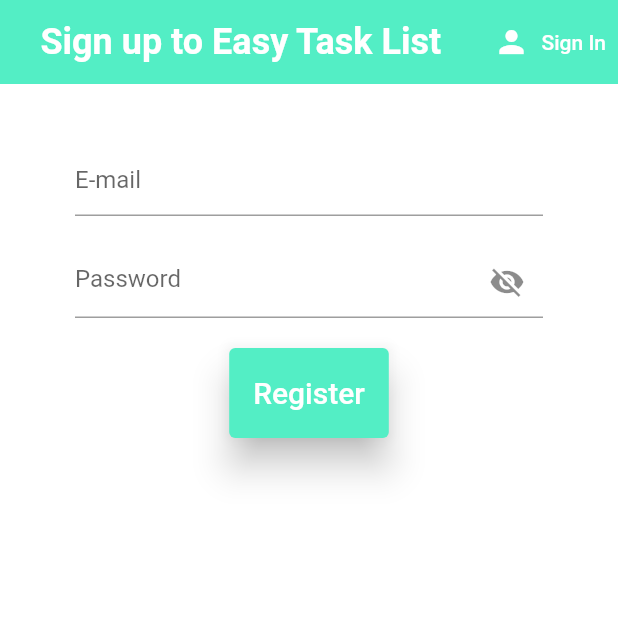
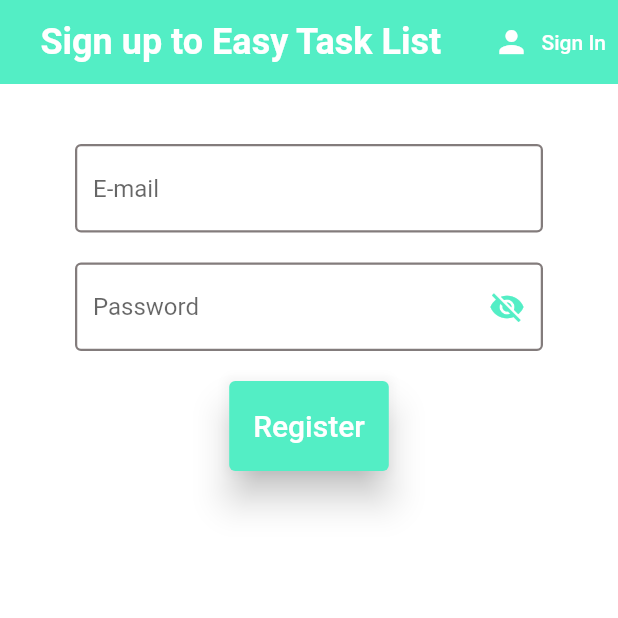
Before and after one commit to Tsukiyomi-Inari/easy_task_list, a Flutter app: the screen it shows after launch, after a tap on "Sign In", after a tap on "Sign Up", on a phone screen of 412 x 824 dp, the top half of it. Run offline on Flutter 3.47's test engine with Material 2 defaults, Android fonts, the phone set to English and light mode, and no system bars; our stand-ins replace cloud_firestore, firebase_auth, firebase_core; accounts and stored records are empty; generated files the repository leaves out were written again.

Commit message:
form UI changes

```diff
--- a/lib/screens/authenticate/register.dart
+++ b/lib/screens/authenticate/register.dart
@@ -1,7 +1,8 @@
-import 'package:easy_task_list/screens/authenticate/sign_in.dart';
+import 'package:easy_task_list/shared/elements.dart';
 import 'package:easy_task_list/services/auth.dart';
+import 'package:easy_task_list/shared/colors.dart';
 import 'package:flutter/material.dart';
-import 'package:easy_task_list/constants/colors.dart';
+
 
 class Register extends StatefulWidget{
 
@@ -65,9 +66,7 @@ class _RegisterState extends State<Register> {
                 onChanged: (val) {
                   setState(() => email = val);
                 },
-                decoration: const InputDecoration(
-                  hintText: 'E-mail',
-                ),
+                decoration: textInputDecoration.copyWith(hintText: 'E-mail'),
               ),
               const SizedBox(height: 20.0),
               TextFormField(
@@ -76,8 +75,7 @@ class _RegisterState extends State<Register> {
                 onChanged: (val) {
                   setState(() => password = val);
                 },
-                decoration: InputDecoration(
-                    hintText: 'Password',
+                decoration: textInputDecoration.copyWith(hintText: 'Password',
                   suffixIcon: IconButton(
                     icon: Icon(
                         _isObscure ? Icons.visibility_off : Icons.visibility),
@@ -86,8 +84,9 @@ class _RegisterState extends State<Register> {
                         _isObscure = !_isObscure;
                       });
                     },
-                    )
-                ),
+                    focusColor: todoMint,
+                    color: todoMint,
+                  ),)
               ),
               const SizedBox(height: 20.0),
               ElevatedButton(
--- a/lib/screens/authenticate/sign_in.dart
+++ b/lib/screens/authenticate/sign_in.dart
@@ -1,7 +1,8 @@
 import 'package:easy_task_list/screens/authenticate/register.dart';
 import 'package:easy_task_list/services/auth.dart';
 import 'package:flutter/material.dart';
-import 'package:easy_task_list/constants/colors.dart';
+import 'package:easy_task_list/shared/colors.dart';
+import 'package:easy_task_list/shared/elements.dart';
 
 
 class SignIn  extends StatefulWidget {
@@ -83,9 +84,7 @@ class _SignInState extends State<SignIn> {
             onChanged: (val) {
               setState(() => email = val);
             },
-            decoration: const InputDecoration(
-              hintText: 'E-mail',
-            ),
+            decoration: textInputDecoration.copyWith(hintText: 'E-mail'),
           ),
           const SizedBox(height: 20.0),
           TextFormField(
@@ -93,9 +92,9 @@ class _SignInState extends State<SignIn> {
             validator: (val) => val!.isEmpty? 'Enter a password 6+ chars long': null,
             onChanged: (val) {
               setState(() => password = val);
+
             },
-            decoration: InputDecoration(
-              hintText: 'Password',
+            decoration: textInputDecoration.copyWith(hintText: 'Password',
               suffixIcon: IconButton(
               icon: Icon(
                   _isObscure ? Icons.visibility_off : Icons.visibility),
@@ -104,8 +103,9 @@ class _SignInState extends State<SignIn> {
                   _isObscure = !_isObscure;
                 });
               },
-              )
-            ),
+              focusColor: todoMint,
+                color: todoMint,
+            ),)
           ),
           const SizedBox(height: 20.0),
           ElevatedButton(
@@ -114,7 +114,7 @@ class _SignInState extends State<SignIn> {
               dynamic result = await _auth.signIn(email, password);
               if(result == null){
                 setState(() {
-                  error = 'Could not sign in with the credentials';
+                  error = 'Could not sign in with those credentials';
                 });
               }
             }
--- a/lib/screens/home/home.dart
+++ b/lib/screens/home/home.dart
@@ -1,6 +1,6 @@
 import 'package:easy_task_list/services/auth.dart';
 import 'package:flutter/material.dart';
-import 'package:easy_task_list/constants/colors.dart';
+import 'package:easy_task_list/shared/colors.dart';
 import 'package:easy_task_list/widgets/task_item.dart';
 import '../../model/task.dart';
 import 'package:easy_task_list/services/auth.dart';
--- /dev/null
+++ b/lib/shared/elements.dart
@@ -0,0 +1,15 @@
+import 'package:flutter/material.dart';
+import 'package:easy_task_list/shared/colors.dart';
+
+
+
+const textInputDecoration =  InputDecoration(
+  fillColor: transparentMint,
+  filled: true,
+  enabledBorder: OutlineInputBorder(
+    borderSide: BorderSide(color: todoBackground, width:1.5),
+  ),
+  focusedBorder: OutlineInputBorder(
+    borderSide: BorderSide(color: todoMint, width: 1.5),
+  ),
+);
--- a/lib/widgets/task_item.dart
+++ b/lib/widgets/task_item.dart
@@ -1,4 +1,4 @@
-import 'package:easy_task_list/constants/colors.dart';
+import 'package:easy_task_list/shared/colors.dart';
 import 'package:flutter/material.dart';
 import '../model/task.dart';
 
--- a/pubspec.yaml
+++ b/pubspec.yaml
@@ -40,6 +40,7 @@ dependencies:
   cloud_firestore: ^4.3.2
   firebase_core:  ^2.5.0
   provider: ^6.0.1
+  flutter_spinkit: ^5.1.0
 
 dev_dependencies:
   flutter_test:
```
Also changed, not shown: lib/shared/colors.dart (line endings or trailing spaces), pubspec.lock. Lines whose indentation alone changed are shown as unchanged.
